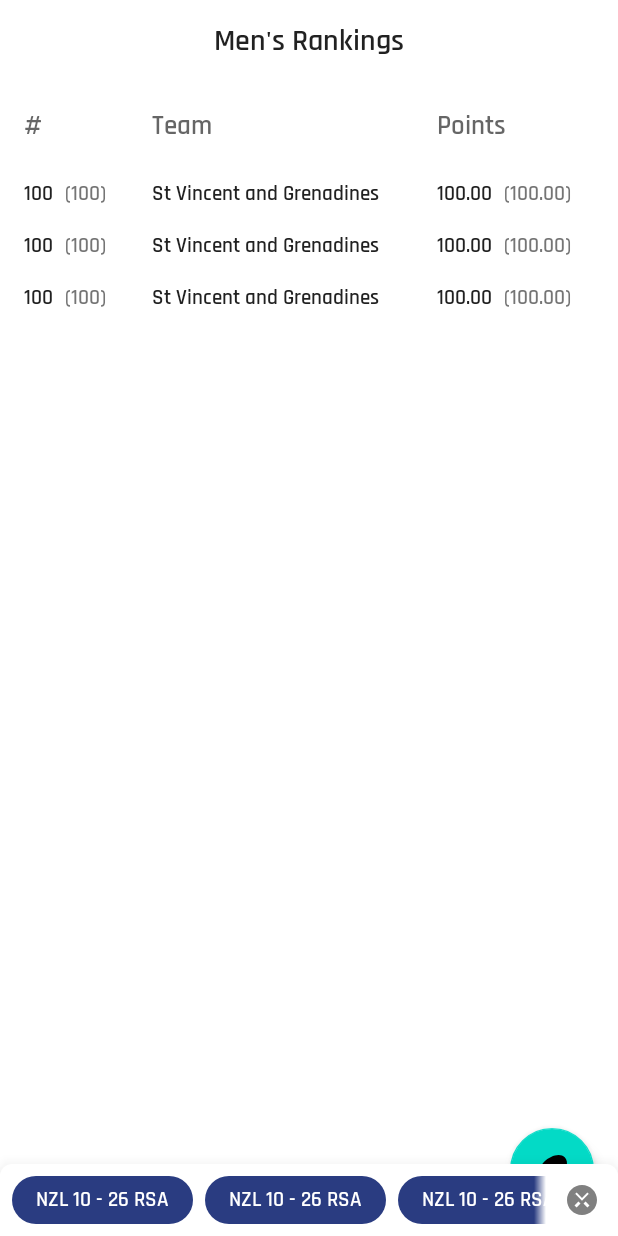
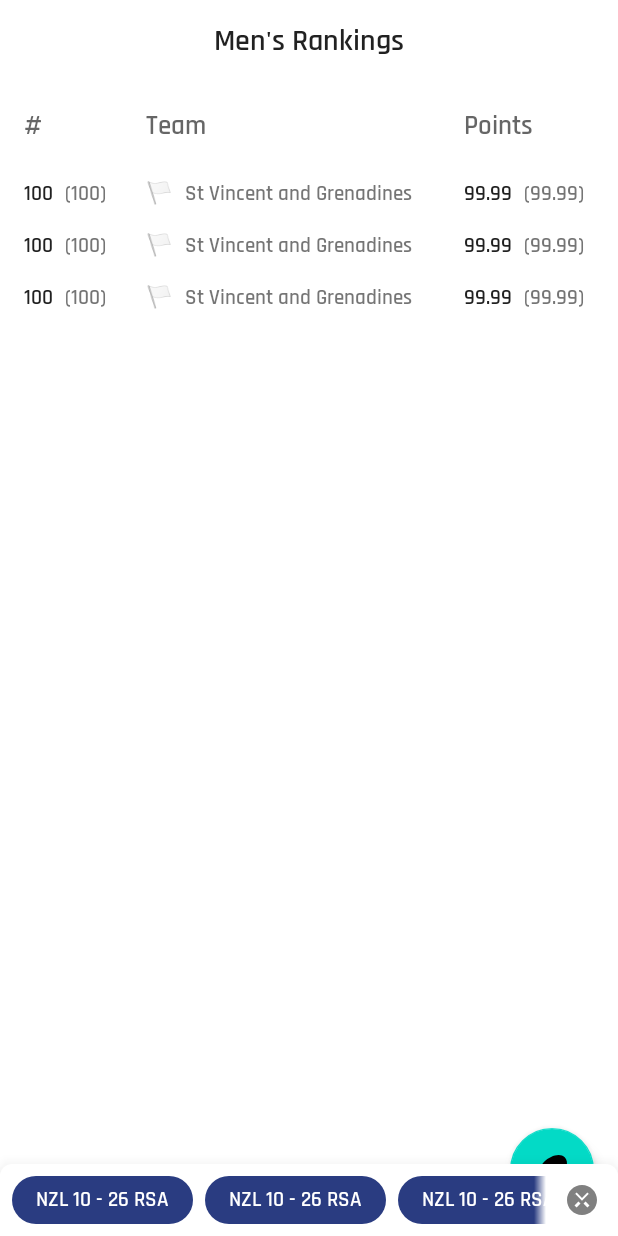
Before and after one commit to ricknout/rugby-ranker, an Android app: the layout fragment_rankings.xml on its own in the app's theme, with its tools: preview values and no code run, on a phone screen of 412 x 824 dp. Run offline under Robolectric (Android 15) with nearby library versions, the phone set to English and light mode, and no system bars.

Commit message:
Begin support for team flags

```diff
--- a/app/src/main/java/com/ricknout/worldrugbyranker/ui/common/WorldRugbyRankingListAdapter.kt
+++ b/app/src/main/java/com/ricknout/worldrugbyranker/ui/common/WorldRugbyRankingListAdapter.kt
@@ -8,6 +8,7 @@ import androidx.recyclerview.widget.DiffUtil
 import androidx.recyclerview.widget.ListAdapter
 import androidx.recyclerview.widget.RecyclerView
 import com.ricknout.worldrugbyranker.R
+import com.ricknout.worldrugbyranker.util.FlagUtils
 import com.ricknout.worldrugbyranker.vo.WorldRugbyRanking
 import kotlinx.android.synthetic.main.list_item_world_rugby_ranking.view.*
 
@@ -38,6 +39,7 @@ class WorldRugbyRankingViewHolder(itemView: View) : RecyclerView.ViewHolder(item
         } else {
             ""
         }
+        itemView.flagTextView.text = FlagUtils.getFlagEmojiForTeamAbbreviation(worldRugbyRanking.teamAbbreviation)
         itemView.teamTextView.text = worldRugbyRanking.teamName
         val pointsFormat = "%.2f"
         itemView.pointsTextView.text = pointsFormat.format(worldRugbyRanking.points)
--- a/app/src/main/res/layout/list_item_world_rugby_ranking.xml
+++ b/app/src/main/res/layout/list_item_world_rugby_ranking.xml
@@ -17,7 +17,7 @@
         app:layout_constraintTop_toTopOf="parent"
         app:layout_constraintBottom_toBottomOf="parent"
         app:layout_constraintStart_toStartOf="parent"
-        app:layout_constraintEnd_toStartOf="@id/teamTextView"
+        app:layout_constraintEnd_toStartOf="@id/teamTextViews"
         app:layout_constraintHorizontal_weight="@integer/weight_position">
 
         <TextView
@@ -42,18 +42,38 @@
 
     </androidx.constraintlayout.widget.ConstraintLayout>
 
-    <TextView
-        android:id="@+id/teamTextView"
+    <androidx.constraintlayout.widget.ConstraintLayout
+        android:id="@+id/teamTextViews"
         android:layout_width="0dp"
         android:layout_height="wrap_content"
         android:layout_margin="@dimen/spacing_standard"
-        android:textColor="?android:attr/textColorPrimary"
         app:layout_constraintTop_toTopOf="parent"
         app:layout_constraintBottom_toBottomOf="parent"
         app:layout_constraintStart_toEndOf="@id/positionTextViews"
         app:layout_constraintEnd_toStartOf="@id/pointsTextViews"
-        app:layout_constraintHorizontal_weight="@integer/weight_team"
-        tools:text="St Vincent and Grenadines" />
+        app:layout_constraintHorizontal_weight="@integer/weight_team">
+
+        <TextView
+            android:id="@+id/flagTextView"
+            android:layout_width="wrap_content"
+            android:layout_height="wrap_content"
+            android:textColor="?android:attr/textColorPrimary"
+            app:layout_constraintTop_toTopOf="parent"
+            app:layout_constraintBottom_toBottomOf="parent"
+            app:layout_constraintStart_toStartOf="parent"
+            tools:text="🏳" />
+
+        <TextView
+            android:id="@+id/teamTextView"
+            android:layout_width="wrap_content"
+            android:layout_height="wrap_content"
+            app:layout_constraintTop_toTopOf="parent"
+            app:layout_constraintBottom_toBottomOf="parent"
+            app:layout_constraintStart_toEndOf="@id/flagTextView"
+            android:layout_marginStart="@dimen/spacing_standard"
+            tools:text="St Vincent and Grenadines" />
+
+    </androidx.constraintlayout.widget.ConstraintLayout>
 
     <androidx.constraintlayout.widget.ConstraintLayout
         android:id="@+id/pointsTextViews"
@@ -62,7 +82,7 @@
         android:layout_margin="@dimen/spacing_standard"
         app:layout_constraintTop_toTopOf="parent"
         app:layout_constraintBottom_toBottomOf="parent"
-        app:layout_constraintStart_toEndOf="@id/teamTextView"
+        app:layout_constraintStart_toEndOf="@id/teamTextViews"
         app:layout_constraintEnd_toEndOf="parent"
         app:layout_constraintHorizontal_weight="@integer/weight_points">
 
@@ -74,7 +94,7 @@
             app:layout_constraintTop_toTopOf="parent"
             app:layout_constraintBottom_toBottomOf="parent"
             app:layout_constraintStart_toStartOf="parent"
-            tools:text="100.00" />
+            tools:text="99.99" />
 
         <TextView
             android:id="@+id/previousPointsTextView"
@@ -84,7 +104,7 @@
             app:layout_constraintBottom_toBottomOf="parent"
             app:layout_constraintStart_toEndOf="@id/pointsTextView"
             android:layout_marginStart="@dimen/spacing_standard"
-            tools:text="(100.00)" />
+            tools:text="(99.99)" />
 
     </androidx.constraintlayout.widget.ConstraintLayout>
 
--- a/app/src/main/res/values/integers.xml
+++ b/app/src/main/res/values/integers.xml
@@ -1,8 +1,8 @@
 <?xml version="1.0" encoding="utf-8"?>
 <resources>
 
-    <integer name="weight_position">2</integer>
-    <integer name="weight_team">5</integer>
-    <integer name="weight_points">3</integer>
+    <integer name="weight_position">3</integer>
+    <integer name="weight_team">9</integer>
+    <integer name="weight_points">4</integer>
 
 </resources>
```
Also changed, not shown: app/src/main/java/com/ricknout/worldrugbyranker/util/FlagUtils.kt (added, +120 -0 lines).
